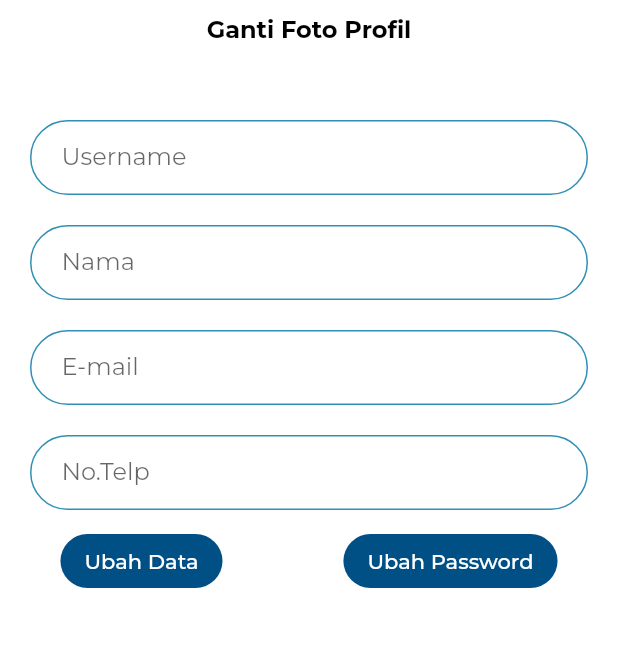
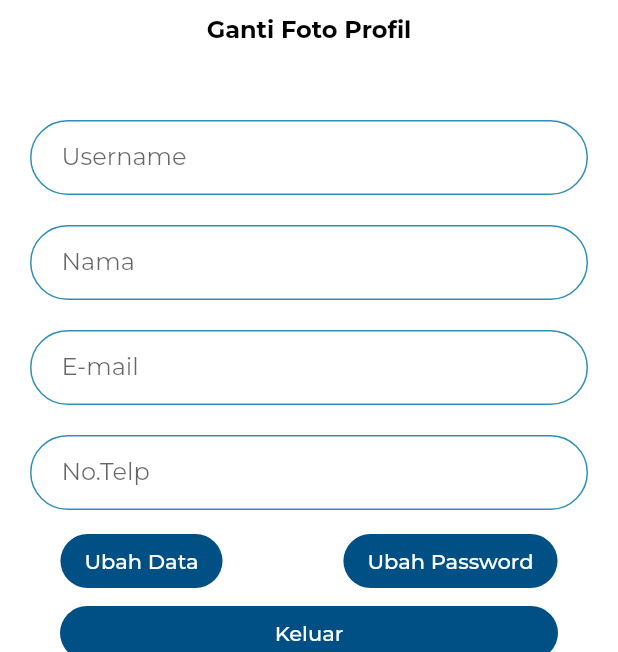
Before and after one commit to asbp/edu-life, a Flutter app: the ProfileEditPage screen opened directly, on a phone screen of 412 x 824 dp, the part 584-1236 px from its top. Run offline on Flutter 3.47's test engine with Material 2 defaults, Android fonts, the phone set to English and light mode, and no system bars; project files that could hold a hidden picture were left out.

Commit message:
add logout button on profile edit page

```diff
--- a/lib/src/ui/pages/profile/page_profile_edit.dart
+++ b/lib/src/ui/pages/profile/page_profile_edit.dart
@@ -2,6 +2,7 @@ import 'package:edu_life/src/constants/constant_main.dart';
 import 'package:edu_life/src/ui/widgets/buttons/flat_button_primary.dart';
 import 'package:flutter/material.dart';
 
+import '../login/page_login_home.dart';
 import '../page_main_layout.dart';
 
 class ProfileEditPage extends StatefulWidget {
@@ -134,7 +135,19 @@ class _ProfileEditState extends State<ProfileEditPage> {
                 children: <Widget>[
                   PrimaryFlatButton(onClicked: (){}, text: "Ubah Data",),
                   PrimaryFlatButton(onClicked: (){}, text: "Ubah Password",),
-                ])
+                ]
+            ),
+            Padding(
+              padding: EdgeInsets.only(left:40, right: 40),
+              child: PrimaryFlatButton(
+              onClicked: (){
+                Navigator.pushReplacement(context,
+                  MaterialPageRoute(
+                      builder: (context) => LoginPage()));
+              },
+              text: "Keluar",
+            ),
+            )
           ],
         ));
   }
```
